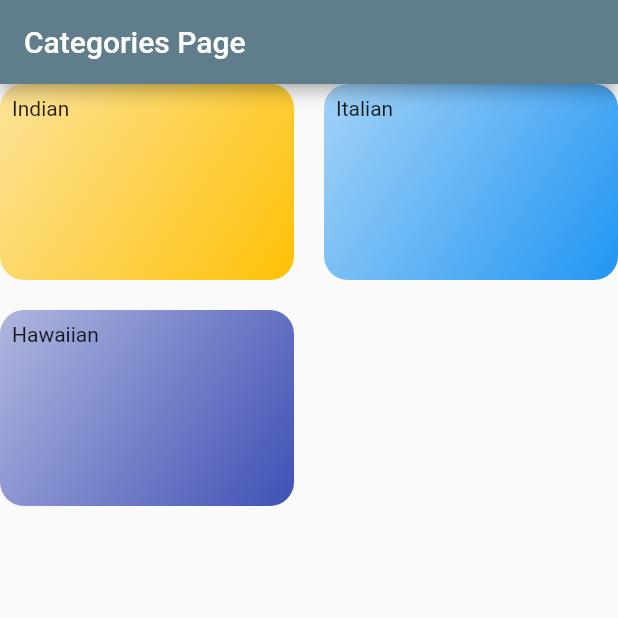
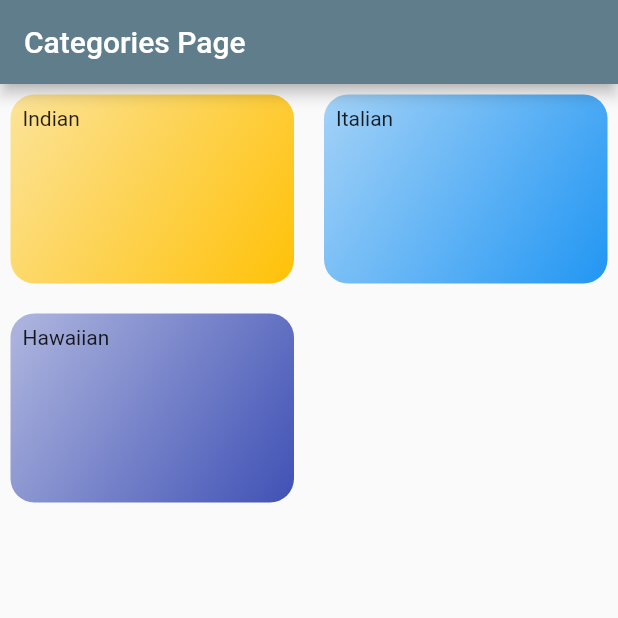
Before and after one commit to sid-Dbot/Foods, a Flutter app: the screen it shows after launch, on a phone screen of 412 x 824 dp, the top half of it. Run offline on Flutter 3.47's test engine with Material 2 defaults, Android fonts, the phone set to English and light mode, and no system bars.

Commit message:
minor changes

```diff
--- a/lib/categories.dart
+++ b/lib/categories.dart
@@ -11,6 +11,7 @@ class Categories extends StatelessWidget {
     return Scaffold(
       appBar: AppBar(title: Text('Categories Page')),
       body: GridView(
+          padding: EdgeInsets.all(7),
           children: Dummy_data.map((data) => CategortItem(
                 data.title,
                 data.bg,
```
